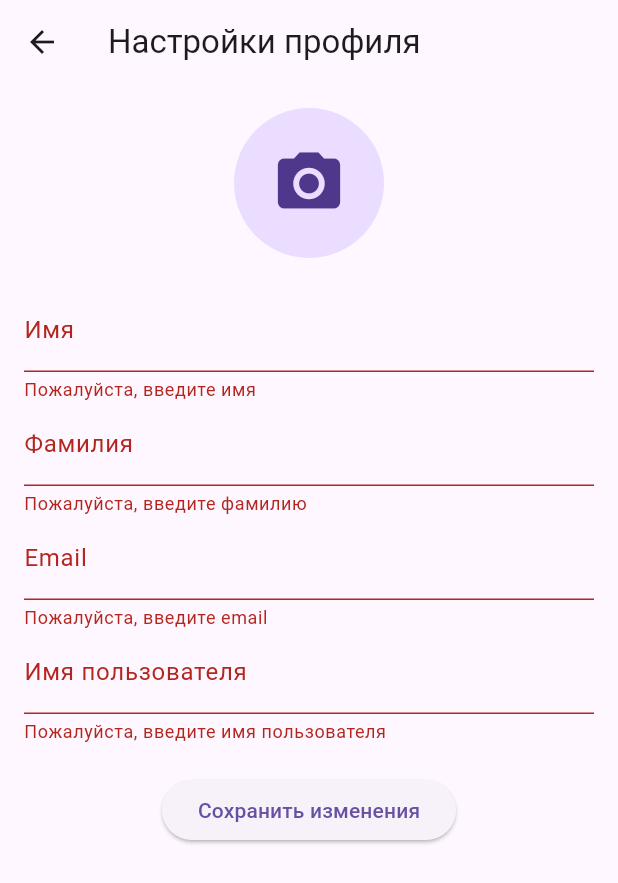
After one commit to kybix5/rec, a Flutter app: the ProfileSettings screen opened directly, after a tap on "Сохранить изменения", on a phone screen of 412 x 824 dp. The commit adds this screen. Shown: the top 883 px of the screen. Run offline on Flutter 3.47's test engine with Material 3 defaults, Android fonts, the phone set to English and light mode, and no system bars; our stand-ins replace carousel_slider, device_info_plus, image_picker; missing offline and left inert: encrypt, flutter_vlc_player; network calls fail.

Commit message:
Profile add

```diff
--- /dev/null
+++ b/lib/profile.dart
@@ -0,0 +1,153 @@
+import 'package:flutter/material.dart';
+import 'package:http/http.dart' as http;
+import 'package:image_picker/image_picker.dart';
+import 'dart:convert';
+import 'dart:io';
+
+class ProfileSettings extends StatefulWidget {
+  @override
+  _ProfileSettingsState createState() => _ProfileSettingsState();
+}
+
+class _ProfileSettingsState extends State<ProfileSettings> {
+  final _formKey = GlobalKey<FormState>();
+  String _username = '';
+  String _email = '';
+  String _firstName = '';
+  String _lastName = '';
+  File? _image;
+
+  Future<void> _pickImage() async {
+    final picker = ImagePicker();
+    final pickedFile = await picker.getImage(source: ImageSource.gallery);
+
+    if (pickedFile != null) {
+      setState(() {
+        _image = File(pickedFile.path);
+      });
+    }
+  }
+
+  Future<void> _submitSettings() async {
+    if (_formKey.currentState!.validate()) {
+      _formKey.currentState!.save();
+
+      // Подготовка данных для отправки
+      final request = http.MultipartRequest(
+        'POST',
+        Uri.parse('https://yourapi.com/update_profile'), // Замените на ваш URL
+      );
+
+      // Добавление полей формы
+      request.fields['username'] = _username;
+      request.fields['email'] = _email;
+      request.fields['first_name'] = _firstName;
+      request.fields['last_name'] = _lastName;
+
+      // Добавление изображения, если оно выбрано
+      if (_image != null) {
+        request.files.add(
+          await http.MultipartFile.fromPath('photo', _image!.path),
+        );
+      }
+
+      // Отправка запроса
+      final response = await request.send();
+
+      if (response.statusCode == 200) {
+        // Обработка успешного ответа
+        ScaffoldMessenger.of(context).showSnackBar(
+          SnackBar(content: Text('Настройки обновлены')),
+        );
+      } else {
+        // Обработка ошибки
+        ScaffoldMessenger.of(context).showSnackBar(
+          SnackBar(content: Text('Ошибка обновления настроек')),
+        );
+      }
+    }
+  }
+
+  @override
+  Widget build(BuildContext context) {
+    return Scaffold(
+      appBar: AppBar(title: Text('Настройки профиля')),
+      body: Padding(
+        padding: const EdgeInsets.all(16.0),
+        child: Form(
+          key: _formKey,
+          child: Column(
+            children: [
+              GestureDetector(
+                onTap: _pickImage,
+                child: CircleAvatar(
+                  radius: 50,
+                  backgroundImage: _image != null ? FileImage(_image!) : null,
+                  child:
+                      _image == null ? Icon(Icons.camera_alt, size: 50) : null,
+                ),
+              ),
+              SizedBox(height: 20),
+              TextFormField(
+                decoration: InputDecoration(labelText: 'Имя'),
+                validator: (value) {
+                  if (value == null || value.isEmpty) {
+                    return 'Пожалуйста, введите имя';
+                  }
+                  return null;
+                },
+                onSaved: (value) {
+                  _firstName = value!;
+                },
+              ),
+              TextFormField(
+                decoration: InputDecoration(labelText: 'Фамилия'),
+                validator: (value) {
+                  if (value == null || value.isEmpty) {
+                    return 'Пожалуйста, введите фамилию';
+                  }
+                  return null;
+                },
+                onSaved: (value) {
+                  _lastName = value!;
+                },
+              ),
+              TextFormField(
+                decoration: InputDecoration(labelText: 'Email'),
+                validator: (value) {
+                  if (value == null || value.isEmpty) {
+                    return 'Пожалуйста, введите email';
+                  }
+                  if (!RegExp(r'^[^@]+@[^@]+.[^@]+').hasMatch(value)) {
+                    return 'Пожалуйста, введите корректный email';
+                  }
+                  return null;
+                },
+                onSaved: (value) {
+                  _email = value!;
+                },
+              ),
+              TextFormField(
+                decoration: InputDecoration(labelText: 'Имя пользователя'),
+                validator: (value) {
+                  if (value == null || value.isEmpty) {
+                    return 'Пожалуйста, введите имя пользователя';
+                  }
+                  return null;
+                },
+                onSaved: (value) {
+                  _username = value!;
+                },
+              ),
+              SizedBox(height: 20),
+              ElevatedButton(
+                onPressed: _submitSettings,
+                child: Text('Сохранить изменения'),
+              ),
+            ],
+          ),
+        ),
+      ),
+    );
+  }
+}
--- a/pubspec.yaml
+++ b/pubspec.yaml
@@ -32,6 +32,8 @@ dependencies:
     sdk: flutter
   http: ^0.13.3
   encrypt: ^5.0.0
+  image_picker: ^0.8.4
+  device_info_plus: ^9.0.0  # Убедитесь, что используете последнюю версию
 
   # The following adds the Cupertino Icons font to your application.
   # Use with the CupertinoIcons class for iOS style icons.
@@ -39,6 +41,7 @@ dependencies:
   flutter_vlc_player: ^7.4.2
   flutter_launcher_icons: ^0.13.1
   carousel_slider: ^4.2.1
+
 
 flutter_launcher_icons:
   android: "launcher_icon"
```
Also changed, not shown: lib/main.dart (+17 -4 lines), lib/massege.dart (+48 -7 lines), pubspec.lock, 6 other files.
